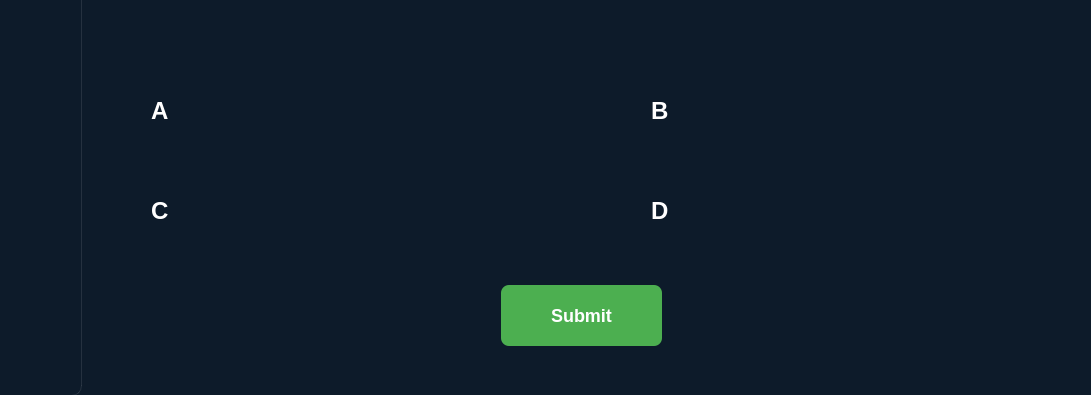
This is client/gamescreen.ui in lucasnhandang/TheMillionaireGame as Qt 5 draws it before an edit; both pictures show x 189 to 1280 and y 405 to 800 of the 1280 by 800 pixel window. The edited form follows.
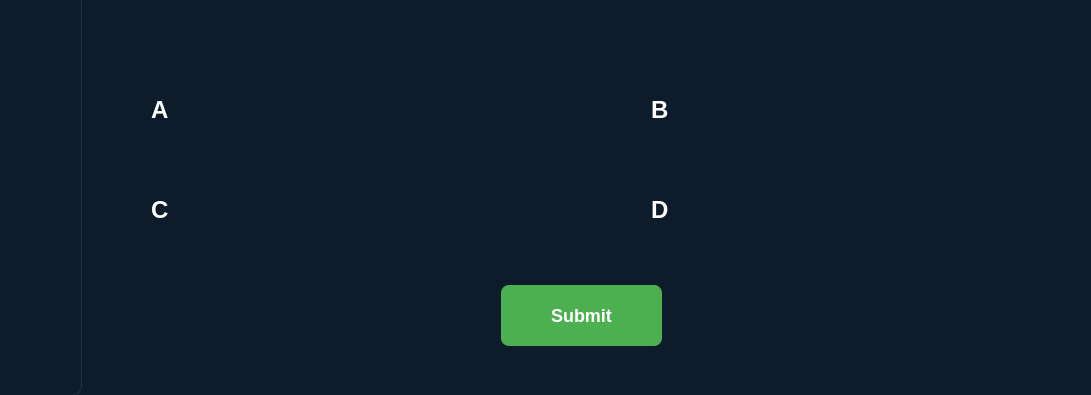
This is the edited form. Icons and pictures are not drawn.

```diff
--- a/client/gamescreen.ui
+++ b/client/gamescreen.ui
@@ -857,7 +857,7 @@
      <x>310</x>
      <y>490</y>
      <width>431</width>
-     <height>51</height>
+     <height>50</height>
     </rect>
    </property>
    <property name="styleSheet">
@@ -870,13 +870,14 @@
        border-radius: 10px;
        min-height: 20px;
        text-align: left;
-	background: transparent;
+		background: transparent;
 
      }
      QPushButton:hover {
        background-color: #1976D2;
      }
      QPushButton:disabled {
+	    min-height: 20px;
        background-color: #555555;
        color: #888888;
      }</string>
@@ -891,7 +892,7 @@
      <x>810</x>
      <y>490</y>
      <width>431</width>
-     <height>51</height>
+     <height>50</height>
     </rect>
    </property>
    <property name="styleSheet">
@@ -904,13 +905,14 @@
        border-radius: 10px;
        min-height: 20px;
        text-align: left;
-	background: transparent;
+		background: transparent;
 
      }
      QPushButton:hover {
        background-color: #1976D2;
      }
      QPushButton:disabled {
+	    min-height: 20px;
        background-color: #555555;
        color: #888888;
      }</string>
@@ -925,7 +927,7 @@
      <x>310</x>
      <y>590</y>
      <width>431</width>
-     <height>51</height>
+     <height>50</height>
     </rect>
    </property>
    <property name="styleSheet">
@@ -938,13 +940,14 @@
        border-radius: 10px;
        min-height: 20px;
        text-align: left;
-	background: transparent;
+		background: transparent;
 
      }
      QPushButton:hover {
        background-color: #1976D2;
      }
      QPushButton:disabled {
+	    min-height: 20px;
        background-color: #555555;
        color: #888888;
      }</string>
@@ -959,7 +962,7 @@
      <x>810</x>
      <y>590</y>
      <width>431</width>
-     <height>51</height>
+     <height>50</height>
     </rect>
    </property>
    <property name="styleSheet">
@@ -972,13 +975,14 @@
        border-radius: 10px;
        min-height: 20px;
        text-align: left;
-	background: transparent;
+		background: transparent;
 
      }
      QPushButton:hover {
        background-color: #1976D2;
      }
      QPushButton:disabled {
+	    min-height: 20px;
        background-color: #555555;
        color: #888888;
      }</string>
```
Left out of the diff: 16 changed lines with no effect on the pictures.
